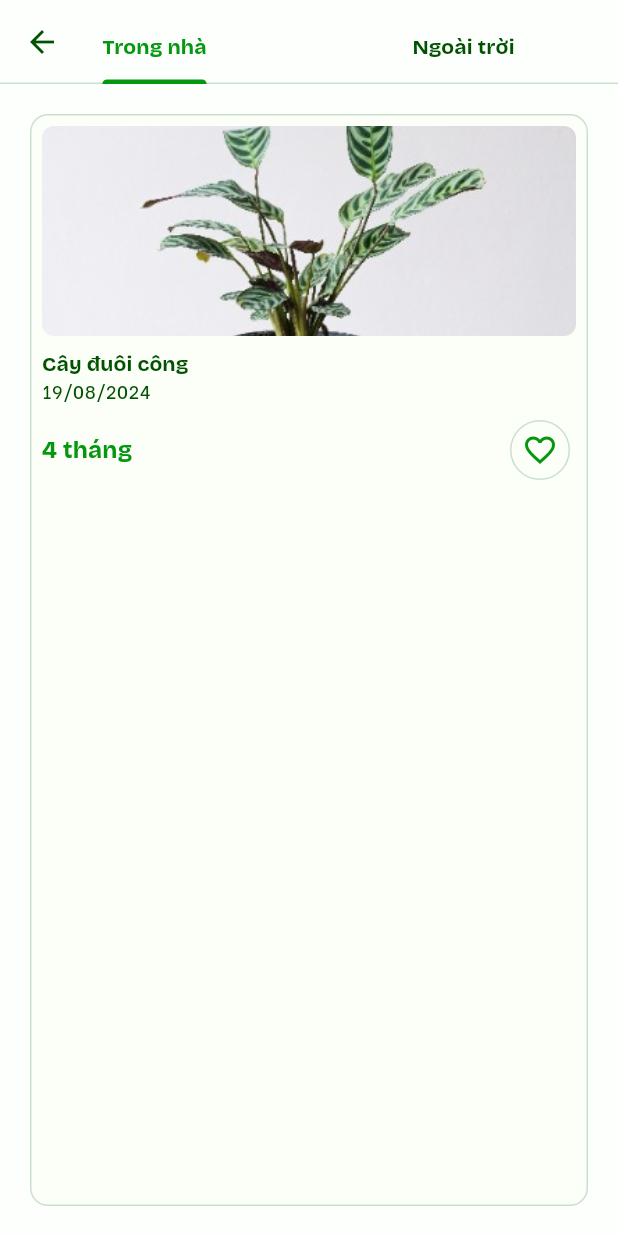
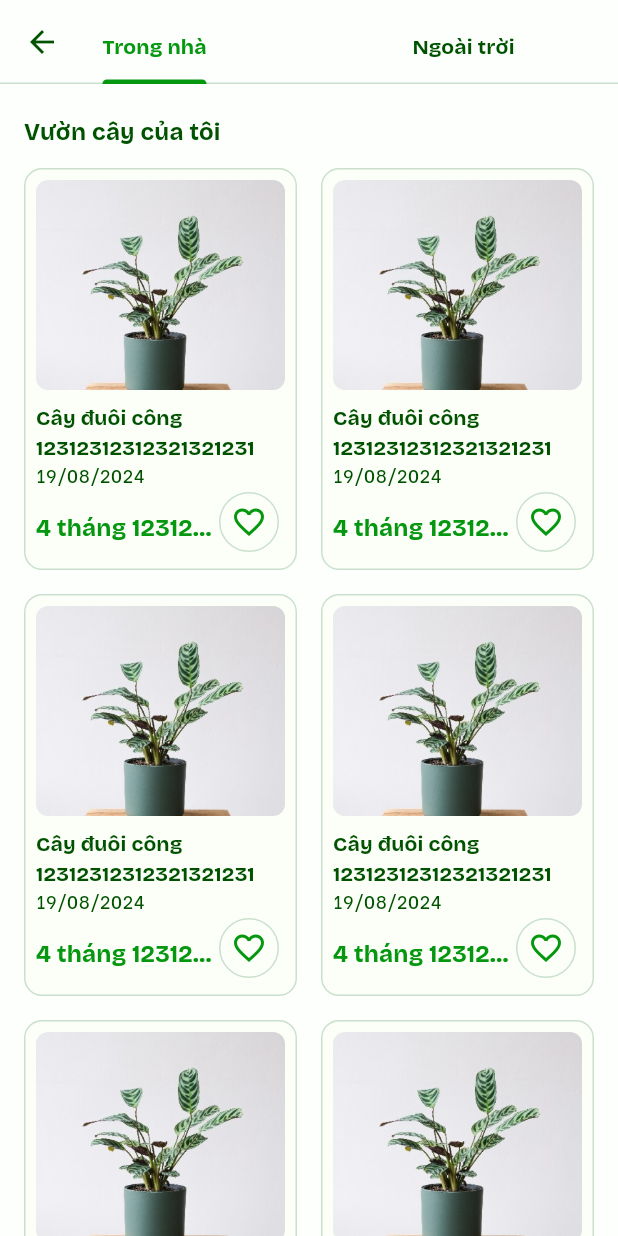
Before and after one commit to FakerHecker/AISC2024, a Flutter app: the GardenPage screen opened directly, on a phone screen of 412 x 824 dp. Run offline on Flutter 3.47's test engine with Material 3 defaults, Android fonts, the phone set to English and light mode, and no system bars; drawn by our look-alikes of flutter_layout_grid.

Commit message:
Add proper layout for garden page

```diff
--- a/lib/components/product_mini_card.dart
+++ b/lib/components/product_mini_card.dart
@@ -1,4 +1,12 @@
 import 'package:flutter/material.dart';
+
+// To whoever have to maintain this widget.
+// It was help together by hopes, dreams and duct tapes.
+// I had to put everything in a stack, because actionbutton ontap and card ontap
+// is clashing with each other.
+// That's why there is a hardcoded height and right padding
+// for the highlight text.
+// Forgive me/
 
 class ProductMiniCard extends StatelessWidget {
   const ProductMiniCard({
@@ -7,24 +15,28 @@ class ProductMiniCard extends StatelessWidget {
     required this.subtitle,
     required this.highlightedText,
     required this.actionButtonIcon,
-    required this.actionButtonOnPressed,
+    this.cardOnPressed,
+    this.actionButtonOnPressed,
   });
 
   final String title, subtitle, highlightedText;
   final IconData actionButtonIcon;
 
-  final void Function()? actionButtonOnPressed;
+  final void Function()? actionButtonOnPressed, cardOnPressed;
 
   @override
   Widget build(BuildContext context) {
     var theme = Theme.of(context);
     var textTheme = theme.textTheme;
     return Card.outlined(
+      margin: const EdgeInsets.all(0),
+      child: Stack(alignment: Alignment.bottomRight, children: [
+        InkWell(
+          onTap: cardOnPressed,
+          borderRadius: const BorderRadius.all(Radius.circular(8)),
           child: Padding(
             padding: const EdgeInsets.all(8.0),
-        child: Column(
-          crossAxisAlignment: CrossAxisAlignment.stretch,
-          children: [
+            child: Column(crossAxisAlignment: CrossAxisAlignment.stretch, children: [
               ClipRRect(
                 borderRadius: BorderRadius.circular(8),
                 child: const Image(
@@ -34,38 +46,32 @@ class ProductMiniCard extends StatelessWidget {
                 ),
               ),
               const SizedBox(height: 8),
-            Text(
-              title,
-              style: textTheme.labelLarge,
+              Text(title, style: textTheme.labelLarge),
+              // TODO: fix font of body
+              Text(subtitle, style: textTheme.bodySmall),
+              const SizedBox(height: 8),
+              Container(
+                height: 40,
+                alignment: Alignment.centerLeft,
+                padding: const EdgeInsets.only(right: 48),
+                // TODO: make this *shiny* ✨✨
+                child: Text(highlightedText,
+                  overflow: TextOverflow.ellipsis,
+                  style: textTheme.titleMedium?.apply(color: theme.primaryColor)
                 ),
-            Text(
-              subtitle,
-              style: textTheme.bodySmall,
-              // TODO: fix font of body
+              )
+            ]),
           ),
-            const SizedBox(height: 8),
-            Row(
-              mainAxisAlignment: MainAxisAlignment.spaceBetween,
-              children: [
-                // TODO: make this *shiny* ✨✨
-                Text(
-                  "4 tháng",
-                  style:
-                      textTheme.titleMedium?.apply(color: theme.primaryColor),
         ),
         // TODO: add button interactivity, can split entire button widget
-                IconButton.outlined(
+        Padding(
+          padding: const EdgeInsets.all(8),
+          child: IconButton.outlined(
             onPressed: actionButtonOnPressed,
-                  icon: Icon(
-                    actionButtonIcon,
-                    color: theme.primaryColor,
-                  ),
-                )
-              ],
-            )
-          ],
+            icon: Icon(actionButtonIcon, color: theme.primaryColor),
           ),
         ),
+      ])
     );
   }
 }
--- a/lib/pages/garden_page/page_layout.dart
+++ b/lib/pages/garden_page/page_layout.dart
@@ -1,6 +1,7 @@
 import 'package:flutter/material.dart';
 import 'package:planta/components/product_mini_card.dart';
 import 'package:planta/pages/garden_page/sheet_layout.dart';
+import 'package:planta/pages/garden_page/tab_layout.dart';
 
 class GardenPage extends StatelessWidget {
   const GardenPage({super.key});
@@ -25,30 +26,9 @@ class GardenPage extends StatelessWidget {
             ],
           ),
         ),
-        body: TabBarView(children: [
-          Padding(
-            padding: const EdgeInsets.all(16.0),
-            child: ProductMiniCard(
-              title: 'Cây đuôi công',
-              subtitle: '19/08/2024',
-              highlightedText: "4 tháng",
-              actionButtonIcon: Icons.favorite_outline,
-              actionButtonOnPressed: () async {
-                await showModalBottomSheet(
-                  context: context,
-                  showDragHandle: true,
-                  builder: (context) {
-                    return const GardenSheet(
-                      title: "Cây đuôi công",
-                      subtitle: "Trong nhà",
-                      image: AssetImage("assets/images/plant-image.png"),
-                    );
-                  },
-                );
-              },
-            ),
-          ),
-          const Placeholder(),
+        body: const TabBarView(children: [
+          GardenTab(),
+          GardenTab(),
         ]),
       ),
     );
--- a/lib/pages/garden_page/tab_layout.dart
+++ b/lib/pages/garden_page/tab_layout.dart
@@ -1,25 +1,82 @@
+import 'package:flutter/gestures.dart';
 import 'package:flutter/material.dart';
+import 'package:flutter_layout_grid/flutter_layout_grid.dart';
+import 'package:planta/components/product_mini_card.dart';
+import 'package:planta/pages/garden_page/sheet_layout.dart';
+
+enum SortOptions {
+  recentlyAdded,
+}
 
 class GardenTab extends StatelessWidget {
   const GardenTab({super.key});
 
   @override
   Widget build(BuildContext context) {
-    return Card(
-      child: Padding(
-        padding: const EdgeInsets.all(8.0),
-        child:
-            Column(crossAxisAlignment: CrossAxisAlignment.stretch, children: [
-          ClipRRect(
-            borderRadius: BorderRadius.circular(8),
-            child: const Image(
-              image: AssetImage("assets/images/plant-image.png"),
-              height: 140,
-              fit: BoxFit.cover,
-            ),
+    var children = List.filled(50, makeExampleCard(context));
+
+    final textTheme = Theme.of(context).textTheme;
+
+    const sortOptions = {
+      SortOptions.recentlyAdded: "Đã thêm gần đây",
+    };
+    var sortMenuEntries = <DropdownMenuEntry<SortOptions>>[];
+    sortOptions.forEach((key, value)
+      => sortMenuEntries.add(DropdownMenuEntry(value: key, label: value)));
+
+    return CustomScrollView(
+      slivers: [
+        SliverToBoxAdapter(child: Padding(
+          padding: const EdgeInsets.fromLTRB(16, 20, 16, 12),
+          child: Row(children: [
+            Text("Vườn cây của tôi", style: textTheme.titleMedium),
+            // TODO: add sort dropdown here
+          ]),
+        )),
+        SliverToBoxAdapter(child: Padding(
+          padding: const EdgeInsets.all(16).copyWith(top: 0),
+          child: LayoutGrid(
+            columnSizes: [1.fr, 1.fr], // two column
+            rowSizes: List.filled((children.length / 2).ceil(), auto),
+            rowGap: 16,
+            columnGap: 16,
+            children: children,
           ),
-        ]),
-      ),
+        )),
+      ],
+      // To allow dragging with mouse cursor,
+      // so that you can run this on native desktop without emulator
+      scrollBehavior: ScrollConfiguration.of(context).copyWith(dragDevices: {
+        PointerDeviceKind.mouse,
+        PointerDeviceKind.stylus,
+        PointerDeviceKind.touch,
+        PointerDeviceKind.trackpad,
+      }),
     );
   }
 }
+
+Widget makeExampleCard(BuildContext context) {
+  return ProductMiniCard(
+    title: 'Cây đuôi công 12312312312321321231',
+    subtitle: '19/08/2024',
+    highlightedText: "4 tháng 123123123",
+    actionButtonIcon: Icons.favorite_outline,
+    actionButtonOnPressed: () {
+
+    },
+    cardOnPressed: () async {
+      await showModalBottomSheet(
+        context: context,
+        showDragHandle: true,
+        builder: (context) {
+          return const GardenSheet(
+            title: "Cây đuôi công",
+            subtitle: "Trong nhà",
+            image: AssetImage("assets/images/plant-image.png"),
+          );
+        },
+      );
+    },
+  );
+}
--- a/pubspec.yaml
+++ b/pubspec.yaml
@@ -36,6 +36,7 @@ dependencies:
   # Use with the CupertinoIcons class for iOS style icons.
   cupertino_icons: ^1.0.8
   provider: ^6.1.2
+  flutter_layout_grid: ^2.0.0
   material_design_icons_flutter: ^7.0.7296
   material_symbols_icons: ^4.2780.0
 
```
Also changed, not shown: pubspec.lock. Lines whose indentation alone changed are shown as unchanged.
